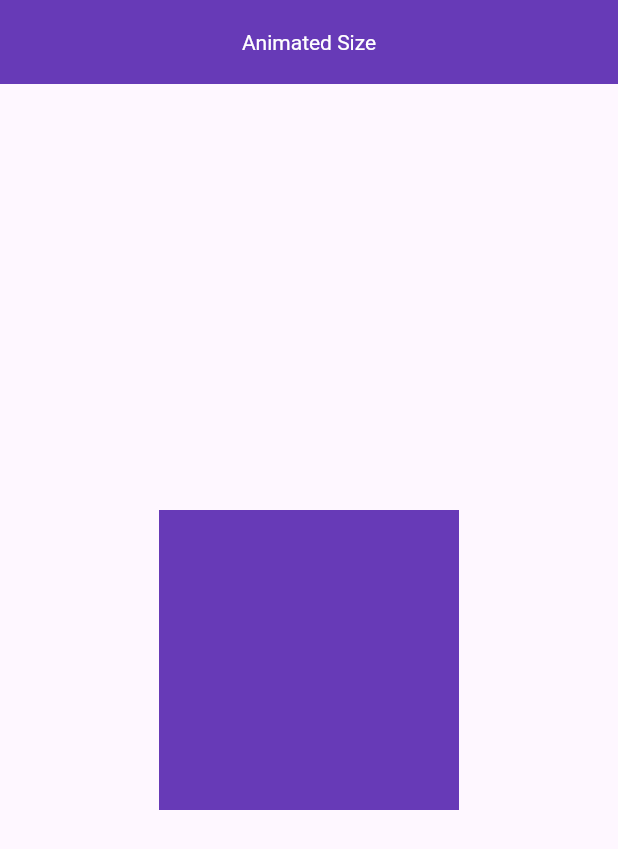
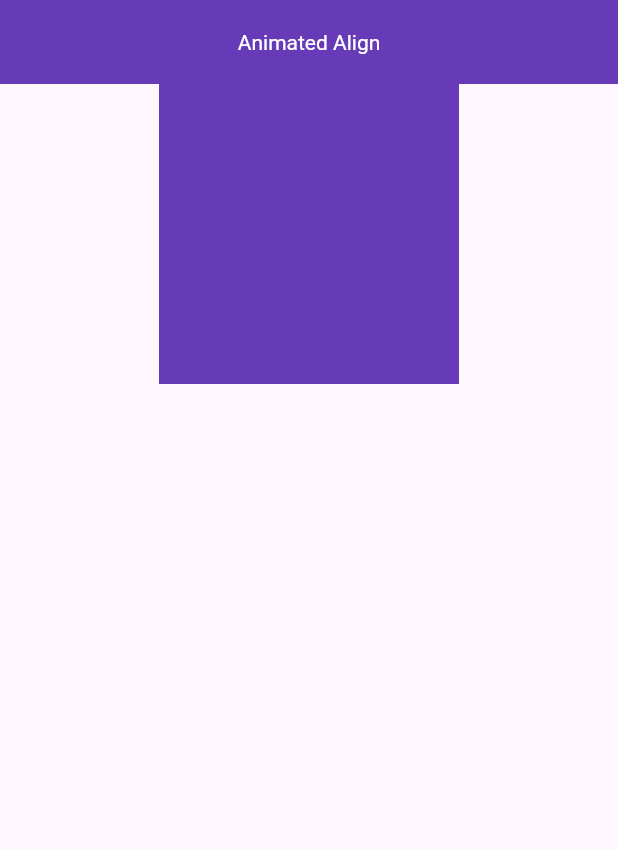
Before and after one commit to Esra2-Abdelltif/Flutter-Animation, a Flutter app: the screen it shows after launch, on a phone screen of 412 x 824 dp. Shown: the top 849 px of the screen. Run offline on Flutter 3.47's test engine with Material 3 defaults, Android fonts, the phone set to English and light mode, and no system bars; our stand-ins replace device_preview.

Commit message:
AnimatedAlign

```diff
--- /dev/null
+++ b/lib/AnimatedAlign/animated_align.dart
@@ -0,0 +1,38 @@
+import 'package:flutter/material.dart';
+
+class AnimatedAlignWidget  extends StatefulWidget {
+  const AnimatedAlignWidget ({super.key});
+
+  @override
+  State<AnimatedAlignWidget > createState() => _AnimatedAlignWidgetState();
+}
+
+class _AnimatedAlignWidgetState extends State<AnimatedAlignWidget > {
+  AlignmentGeometry align = Alignment.topCenter;
+  @override
+  Widget build(BuildContext context) {
+    return Scaffold(
+      appBar: AppBar(
+        title: const Text("Animated Align"),
+      ),
+      body: Center(
+        child: InkWell(
+          onTap: () {
+            setState(() {
+              align = Alignment.center;
+            });
+          },
+          child: AnimatedAlign(
+            alignment: align,
+            duration: const Duration(seconds: 1),
+            child: Container(
+              height: 200,
+              width: 200,
+              color: Colors.deepPurple,
+            ),
+          ),
+        ),
+      ),
+    );
+  }
+}
--- a/lib/main.dart
+++ b/lib/main.dart
@@ -1,6 +1,6 @@
 import 'package:flutter/material.dart';
 import 'package:device_preview/device_preview.dart';
-import 'package:flutter_animation/AnimatedSize/animated_size.dart';
+import 'package:flutter_animation/AnimatedAlign/animated_align.dart';
 void main() {
   runApp((DevicePreview(
     enabled: true,
@@ -22,7 +22,7 @@ class MyApp extends StatelessWidget {
         colorScheme: ColorScheme.fromSeed(seedColor: Colors.deepPurple),
         useMaterial3: true,
       ),
-      home: const AnimatedSizeWidget(),
+      home: const AnimatedAlignWidget(),
     );
   }
 }
```
